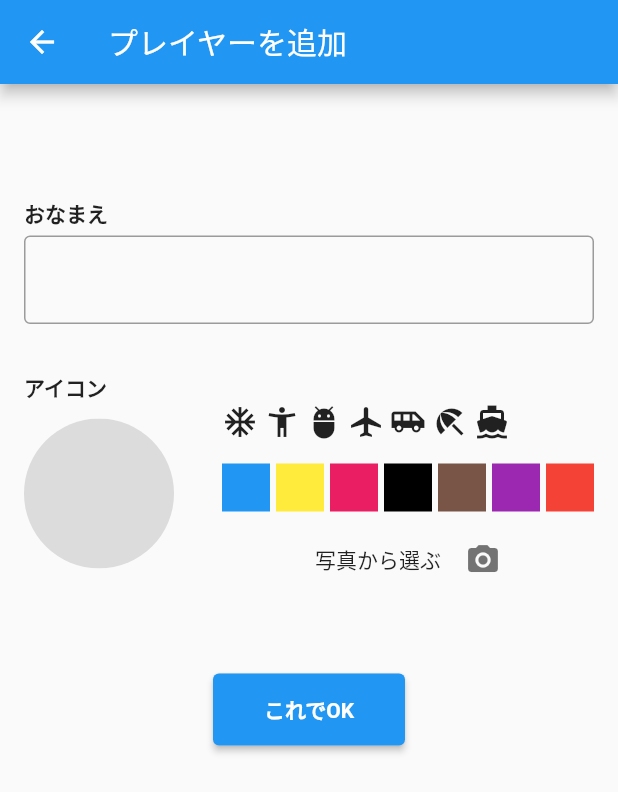
After one commit to chooyan-eng/EverydayMath, a Flutter app: the screen it shows after launch, after a tap on "プレイヤーを追加する", on a phone screen of 412 x 824 dp. The commit adds this screen. Shown: the top 792 px of the screen. Run offline on Flutter 3.47's test engine with Material 2 defaults, Android fonts, the phone set to English and light mode, and no system bars; our stand-ins replace image_picker; missing offline and left inert: image_crop.

Commit message:
ユーザー追加画面

```diff
--- /dev/null
+++ b/lib/bloc/user_create_bloc.dart
@@ -0,0 +1,53 @@
+import 'dart:io';
+
+import 'package:flutter/material.dart';
+import 'package:image_picker/image_picker.dart';
+
+class UserCreateBloc extends ChangeNotifier {
+
+  final TextEditingController nameController = TextEditingController();
+
+  Color _color;
+  File _saveFile;
+  File _tempImageFile;
+  bool get isCropping => _tempImageFile != null;
+  IconData _tempIconData;
+
+  String get name => nameController.text;
+
+  Color get color => _color;
+  set color(Color value) {
+    _color = value;
+    notifyListeners();
+  }
+
+  File get tempImageFile => _tempImageFile;
+  set tempImageFile(File value) {
+    _tempImageFile = value;
+    notifyListeners();
+  }
+
+  File get saveFile => _saveFile;
+  set saveFile(File value) {
+    _saveFile = value;
+    notifyListeners();
+  }
+
+  IconData get tempIconData => _tempIconData;
+  set tempIconData(IconData value) {
+    _tempIconData = value;
+    notifyListeners();
+  }
+
+  Future<void> pickupImage() async {
+    tempImageFile = await ImagePicker.pickImage(source: ImageSource.gallery);
+  }
+
+  Future<void> saveImage() async {
+
+  }
+
+  Future<void> save() async {
+
+  }
+}
--- a/lib/view/select_user_page.dart
+++ b/lib/view/select_user_page.dart
@@ -1,6 +1,6 @@
 import 'package:flutter/material.dart';
-import 'package:math_everyday/view/question_scene.dart';
 import 'package:math_everyday/view/select_level_page.dart';
+import 'package:math_everyday/view/user_create_scene.dart';
 
 class SelectUserPage extends StatelessWidget {
 
@@ -17,7 +17,6 @@ class SelectUserPage extends StatelessWidget {
           ),
         ),
         actions: <Widget>[
-          // ボタン領域
           FlatButton(
             child: Text("いいえ"),
             onPressed: () {
@@ -75,6 +74,21 @@ class SelectUserPage extends StatelessWidget {
               }
             }),
           ),
+          SizedBox(height: 32),
+          InkWell(
+            onTap: () => Navigator.push(context, MaterialPageRoute(builder: (context) => UserCreateScene())),
+            child: Padding(
+              padding: const EdgeInsets.all(8),
+              child: Row(
+                mainAxisSize: MainAxisSize.min,
+                children: <Widget>[
+                  Text('プレイヤーを追加する'),
+                  const SizedBox(width: 16),
+                  Icon(Icons.add_circle_outline, color: Colors.black54,),
+                ],
+              ),
+            ),
+          )
         ],
       ),
     );
--- /dev/null
+++ b/lib/view/user_create_page.dart
@@ -0,0 +1,181 @@
+import 'package:flutter/material.dart';
+import 'package:math_everyday/bloc/user_create_bloc.dart';
+import 'package:math_everyday/view/widget/crop_image_page.dart';
+import 'package:provider/provider.dart';
+
+class UserCreatePage extends StatelessWidget {
+  @override
+  Widget build(BuildContext context) {
+    return Consumer<UserCreateBloc>(
+      builder: (context, bloc, child) {
+        return bloc.tempImageFile == null ? SingleChildScrollView(
+          child: Padding(
+            padding: const EdgeInsets.all(16),
+            child: Column(
+              crossAxisAlignment: CrossAxisAlignment.start,
+              children: <Widget>[
+                SizedBox(height: 60),
+                Text('おなまえ', style: TextStyle(fontWeight: FontWeight.bold)),
+                SizedBox(height: 4),
+                TextField(
+                  controller: bloc.nameController,
+                  decoration: InputDecoration(border: OutlineInputBorder()),
+                ),
+                SizedBox(height: 32),
+                Text('アイコン', style: TextStyle(fontWeight: FontWeight.bold)),
+                Row(
+                  crossAxisAlignment: CrossAxisAlignment.center,
+                  children: [
+                    ClipOval(
+                      child: _buildTempIcon(bloc),
+                    ),
+                    SizedBox(width: 32),
+                    Expanded(
+                      child: Column(
+                      crossAxisAlignment: CrossAxisAlignment.start,
+                        children: <Widget>[
+                          Wrap(
+                            spacing: 4,
+                            runSpacing: 4,
+                            children: <Widget>[
+                              _buildIconSelection(bloc, Icons.ac_unit),
+                              _buildIconSelection(bloc, Icons.accessibility_new),
+                              _buildIconSelection(bloc, Icons.adb),
+                              _buildIconSelection(bloc, Icons.airplanemode_active),
+                              _buildIconSelection(bloc, Icons.airport_shuttle),
+                              _buildIconSelection(bloc, Icons.beach_access),
+                              _buildIconSelection(bloc, Icons.directions_boat),
+                            ],
+                          ),
+                          SizedBox(height: 16),
+                          Wrap(
+                            spacing: 4,
+                            runSpacing: 4,
+                            children: <Widget>[
+                              _buildIconColor(bloc, Colors.blue),
+                              _buildIconColor(bloc, Colors.yellow),
+                              _buildIconColor(bloc, Colors.pink),
+                              _buildIconColor(bloc, Colors.black),
+                              _buildIconColor(bloc, Colors.brown),
+                              _buildIconColor(bloc, Colors.purple),
+                              _buildIconColor(bloc, Colors.red),
+                            ],
+                          ),
+                          SizedBox(height: 16),
+                          InkWell(
+                            onTap: bloc.pickupImage,
+                            child: Padding(
+                              padding: const EdgeInsets.all(4.0),
+                              child: Row(
+                                mainAxisSize: MainAxisSize.max,
+                                mainAxisAlignment: MainAxisAlignment.center,
+                                children: <Widget>[
+                                  Text('写真から選ぶ'),
+                                  const SizedBox(width: 16),
+                                  Icon(Icons.photo_camera, color: Colors.black54,),
+                                ],
+                              ),
+                            ),
+                          ),
+                        ],
+                      ),
+                    ),
+                  ],
+                ),
+                SizedBox(height: 60),
+                Center(
+                  child: RaisedButton(
+                    onPressed: () => {},
+                    padding: const EdgeInsets.all(0.0),
+                    shape: RoundedRectangleBorder(
+                      borderRadius: BorderRadius.circular(4),
+                    ),
+                    child: Container(
+                      width: 128,
+                      height: 48,
+                      decoration: BoxDecoration(
+                        borderRadius: BorderRadius.circular(4),
+                        color: Colors.blue,
+                      ),
+                      child: Center(
+                        child: Text(
+                          'これでOK',
+                          style: TextStyle(
+                            fontWeight: FontWeight.bold,
+                            color: Colors.white,
+                          ),
+                        ),
+                      ),
+                    ),
+                  ),
+                ),
+              ],
+            ),
+          ),
+        ) : CropImagePage(
+          originalImageFile: bloc.tempImageFile,
+          onCropped: (image) {
+            bloc.tempImageFile = null;
+            bloc.saveFile = image;
+          },
+        );
+      },
+    );
+  }
+
+  Widget _buildTempIcon(UserCreateBloc bloc) {
+    if (bloc.saveFile != null) {
+      return Container(
+        width: 100,
+        height: 100,
+        decoration: BoxDecoration(
+          image: DecorationImage(
+            fit: BoxFit.fill,
+            image: FileImage(
+              bloc.saveFile,
+            ),
+          ),
+        ),
+      );
+    } else if (bloc.tempIconData != null) {
+      return Container(
+        width: 100,
+        height: 100,
+        child: Center(
+          child: Icon(
+            bloc.tempIconData,
+            size: 60,
+            color: bloc.color
+          ),
+        ),
+      );
+    } else {
+      return Container(
+        width: 100,
+        height: 100,
+        color: Colors.black12,
+      );
+    }
+  }
+
+  Widget _buildIconSelection(UserCreateBloc bloc, IconData iconData) {
+    return InkWell(
+      onTap: () {
+        bloc.tempIconData = iconData;
+        bloc.saveFile = null;
+      },
+      child: Icon(iconData, color: bloc.color),
+    );
+  }
+
+  Widget _buildIconColor(UserCreateBloc bloc, Color color) {
+    return InkWell(
+      onTap: () => bloc.color = color,
+      child: Container(
+        width: 32,
+        height: 32,
+        color: color,
+      ),
+    );
+  }
+}
--- /dev/null
+++ b/lib/view/user_create_scene.dart
@@ -0,0 +1,19 @@
+import 'package:flutter/material.dart';
+import 'package:math_everyday/bloc/user_create_bloc.dart';
+import 'package:math_everyday/view/user_create_page.dart';
+import 'package:provider/provider.dart';
+
+class UserCreateScene extends StatelessWidget {
+  @override
+  Widget build(BuildContext context) {
+    return Scaffold(
+      appBar: AppBar(
+        title: Text('プレイヤーを追加'),
+      ),
+      body: ChangeNotifierProvider(
+        create: (context) => UserCreateBloc(),
+        child: UserCreatePage(),
+      ),
+    );
+  }
+}
--- a/pubspec.yaml
+++ b/pubspec.yaml
@@ -29,6 +29,9 @@ dependencies:
   # Use with the CupertinoIcons class for iOS style icons.
   cupertino_icons: ^0.1.3
   provider: ^4.1.0
+  image_picker: ^0.6.6+1
+  image_crop: ^0.3.2
+  image: ^2.1.12
 
 dev_dependencies:
   flutter_test:
```
Also changed, not shown: lib/view/widget/crop_image_page.dart (added, +80 -0 lines), pubspec.lock, 7 other files.
